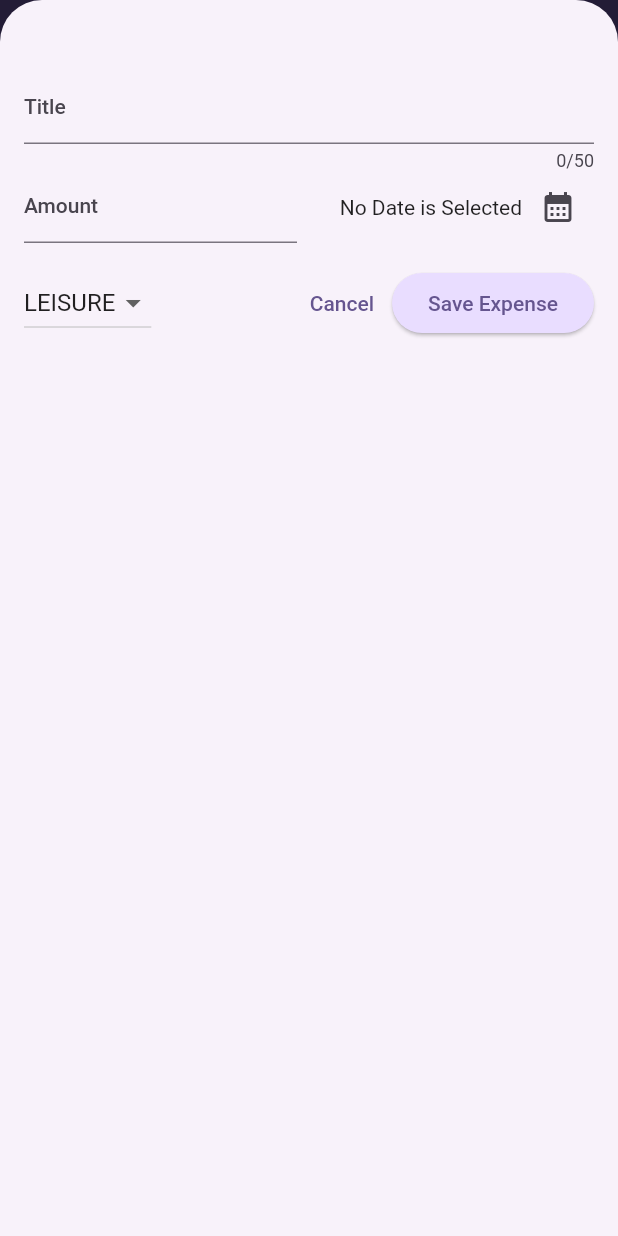
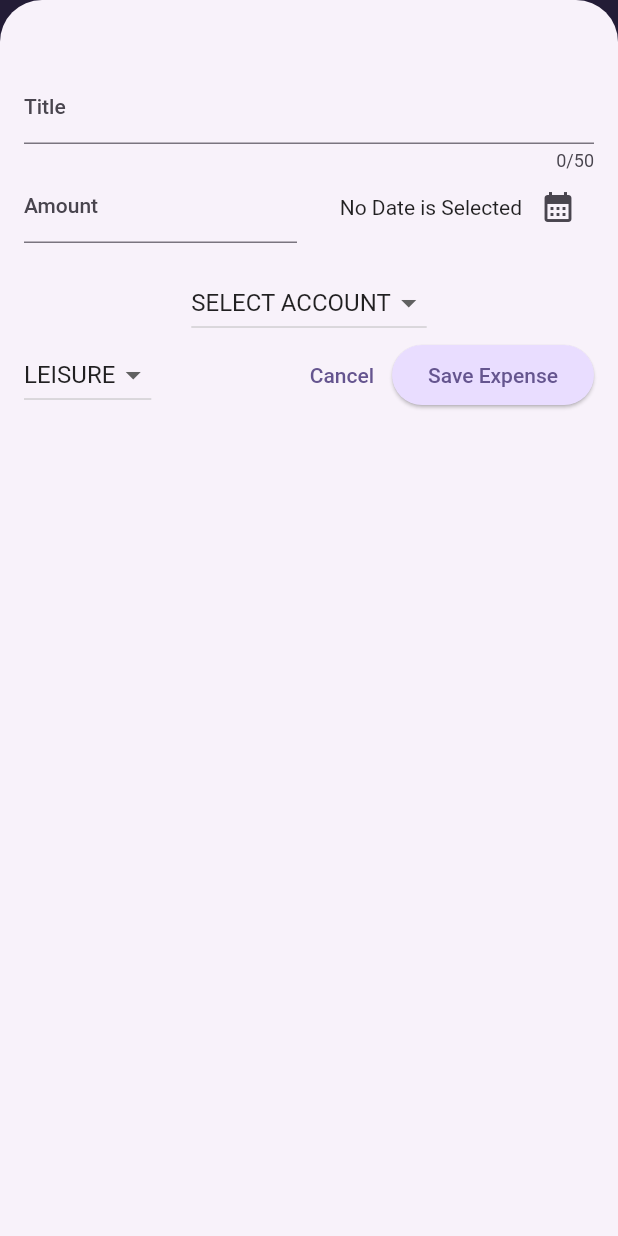
Before and after one commit to Rgada28/expense_tracker, a Flutter app: the screen it shows after launch, after a tap on the "add" icon, on a phone screen of 412 x 824 dp. Run offline on Flutter 3.47's test engine with Material 2 defaults, Android fonts, the phone set to English and light mode, and no system bars; our stand-ins replace flutter_riverpod, sqflite; accounts and stored records are empty.

Commit message:
Fetching transaction data from DB and populating Accounts Data from DB

```diff
--- a/lib/database/db_helper.dart
+++ b/lib/database/db_helper.dart
@@ -1,5 +1,4 @@
 import 'dart:async';
-import 'dart:io';
 
 import 'package:expense_tracker/models/account.dart';
 import 'package:expense_tracker/models/transaction.dart';
@@ -24,7 +23,7 @@ class DbHelper {
         onCreate: (Database db, int version) async {
       await db.execute('''
           CREATE TABLE accounts (
-            id INTEGER PRIMARY KEY,
+            id INTEGER PRIMARY KEY AUTOINCREMENT ,
             name TEXT NOT NULL,
             isLending INTEGER NOT NULL,
             balance REAL
@@ -41,16 +40,24 @@ class DbHelper {
                account_id INTEGER,
                amount REAL,
                FOREIGN KEY (account_id) REFERENCES accounts(account_id))''');
-
-        });
+    });
   }
 
-Future<List<UTransaction>> getAllPersons() async {
-  final db = await database;
-  var response = await db.query("user_transactions");
-  List<UTransaction> list = response.map((c) => UTransaction.fromMap(c)).toList();
-  return list;
-}
+  Future<List<UTransaction>> getAllTransactions() async {
+    final db = await database;
+    var response = await db.query("user_transactions");
+    List<UTransaction> list =
+        response.map((c) => UTransaction.fromMap(c)).toList();
+    return list;
+  }
+
+  Future<List<Account>> getAllAccounts() async {
+    final db = await database;
+    var response = await db.query("accounts");
+    List<Account> list =
+    response.map((c) => Account.fromMap(c)).toList();
+    return list;
+  }
 
   addAccountToDatabase(Account account) async {
     final db = await database;
--- a/lib/models/transaction.dart
+++ b/lib/models/transaction.dart
@@ -1,6 +1,11 @@
+
+import 'package:intl/intl.dart';
+
+DateFormat formatter = DateFormat.yMd();
+
 
 class UTransaction {
-  int transactionId;
+  int? transactionId;
   String merchant;
   String? subMerchant;
   int debit;
@@ -13,8 +18,12 @@ class UTransaction {
   int accountId;
   String modeOfPayment;
 
+  String get formattedDate {
+    return formatter.format(date);
+  }
+
   UTransaction({
-    required this.transactionId,
+    this.transactionId,
     required this.merchant,
     this.subMerchant,
     required this.debit,
@@ -44,19 +53,24 @@ class UTransaction {
     };
   }
 
+  @override
+  String toString() {
+    return 'UTransaction{transactionId: $transactionId, merchant: $merchant, subMerchant: $subMerchant, debit: $debit, amount: $amount, cashback: $cashback, date: $date, ownShare: $ownShare, description: $description, categoryId: $categoryId, accountId: $accountId, modeOfPayment: $modeOfPayment}';
+  }
+
   factory UTransaction.fromMap(Map<String, dynamic> map) {
     return UTransaction(
       transactionId: map['id'],
       merchant: map['merchant'],
       debit: map['debit'],
       amount: map['amount'] as double,
-      cashback: map['cashback'] as double,
+      // cashback: map['cashback'] as double,
       date: DateTime.parse(map['date']),
-      ownShare: map['ownShare'] as double,
-      description: map['description'],
-      categoryId: map['categoryId'],
-      accountId: map['accountId'],
-      modeOfPayment: map['modeOfPayment'],
+      // ownShare: map['ownShare'] as double,
+      // description: map['description'],
+      categoryId: map['category_id'],
+      accountId: map['account_id'],
+      modeOfPayment: map['mode_of_payment'],
     );
   }
 }
--- a/lib/widgets/expenses.dart
+++ b/lib/widgets/expenses.dart
@@ -1,13 +1,9 @@
 import 'package:expense_tracker/provider/expenses_provider.dart';
-import 'package:expense_tracker/provider/transactions_provider.dart';
-import 'package:expense_tracker/screens/add_new_transaction_screen.dart';
-import 'package:expense_tracker/screens/transactions_list.dart';
 import 'package:expense_tracker/widgets/chart/chart.dart';
+import 'package:expense_tracker/widgets/expenses_list/expense_list.dart';
 import 'package:expense_tracker/widgets/new_expense.dart';
 import 'package:flutter/material.dart';
 import 'package:flutter_riverpod/flutter_riverpod.dart';
-
-import 'expenses_list/expense_list.dart';
 
 class Expenses extends ConsumerWidget {
   const Expenses({super.key});
@@ -47,29 +43,27 @@ class Expenses extends ConsumerWidget {
           ? Column(
               children: [
                 Chart(expenses: ref.watch(expensesProvider)),
-                Expanded(
-                    child: ref.watch(expensesProvider).isEmpty
-                        ? mainContent
-                        : TransactionList(
-                            transactions: ref.watch(transactionsProvider))
-                    // ExpenseList(
-                    //     expenses: ref.watch(expensesProvider),
-                    //   ),
-                    ),
+                const Expanded(
+                  child:
+                  // ref.watch(expensesProvider).isEmpty
+                  //     ? mainContent
+                      // : TransactionList(
+                      //     transactions: ref.watch(transactionsProvider))
+                       ExpenseList(),
+                ),
               ],
             )
           : Row(
               children: [
                 Expanded(child: Chart(expenses: ref.watch(expensesProvider))),
-                Expanded(
-                    child: ref.watch(expensesProvider).isEmpty
-                        ? mainContent
-                        : TransactionList(
-                            transactions: ref.watch(transactionsProvider))
-                    // ExpenseList(
-                    //     expenses: ref.watch(expensesProvider),
-                    //   ),
-                    ),
+                const Expanded(
+                  child:
+                  // ref.watch(expensesProvider).isEmpty
+                  //     ? mainContent
+                      // : TransactionList(
+                      //     transactions: ref.watch(transactionsProvider))
+                      ExpenseList(),
+                ),
               ],
             ),
     );
--- a/lib/widgets/expenses_list/expense_list.dart
+++ b/lib/widgets/expenses_list/expense_list.dart
@@ -1,30 +1,31 @@
 import 'package:expense_tracker/database/db_helper.dart';
-import 'package:expense_tracker/models/expense.dart';
-import 'package:expense_tracker/provider/expenses_provider.dart';
+import 'package:expense_tracker/models/transaction.dart';
 import 'package:expense_tracker/widgets/expenses_list/expense_item.dart';
 import 'package:flutter/material.dart';
 import 'package:flutter_riverpod/flutter_riverpod.dart';
 
-import '../../models/transaction.dart';
-
 class ExpenseList extends ConsumerStatefulWidget {
-  const ExpenseList({super.key, required this.expenses});
-  final List<Expense> expenses;
+  const ExpenseList({super.key});
   @override
   ConsumerState<ExpenseList> createState() => _ExpenseListState();
 }
 
 class _ExpenseListState extends ConsumerState<ExpenseList> {
+  List<UTransaction> transactions = [];
 
-  Future<List<UTransaction>> fetchTransactions()async{
-
-    List<UTransaction> transactions = await DbHelper.db.getAllPersons();
-    widget.expenses.clear();
-    widget.expenses.addAll(transactions.map((e) => Expense(title: e.merchant, amount: e.amount, date: e.date, category: Category.food)));
+  Future<List<UTransaction>> fetchTransactions() async {
+    transactions = await DbHelper.db.getAllTransactions();
+    print(transactions.length);
+    print(transactions);
     return transactions;
   }
+
   @override
   Widget build(BuildContext context) {
+    return FutureBuilder(
+      future: fetchTransactions(),
+      builder:  (context, snapshot) {
+        if(snapshot.hasData){
          return ListView.builder(
             itemBuilder: (ctx, index) => Dismissible(
               background: Container(
@@ -33,8 +34,8 @@ class _ExpenseListState extends ConsumerState<ExpenseList> {
                     horizontal: Theme.of(context).cardTheme.margin!.horizontal),
               ),
               onDismissed: (direction) {
-          final expenseToRemove = widget.expenses[index];
-          ref.read(expensesProvider.notifier).removeExpense(expenseToRemove.id);
+                final expenseToRemove = transactions[index];
+                // ref.read(expensesProvider.notifier).removeExpense(expenseToRemove!.transactionId);
 
                 ScaffoldMessenger.of(ctx).clearSnackBars();
 
@@ -45,18 +46,30 @@ class _ExpenseListState extends ConsumerState<ExpenseList> {
                     action: SnackBarAction(
                       label: "Undo",
                       onPressed: () {
-                  ref
-                      .read(expensesProvider.notifier)
-                      .addExpenseAt(index, expenseToRemove);
+                        // ref
+                        //     .read(expensesProvider.notifier)
+                        //     .addExpenseAt(index, expenseToRemove);
                       },
                     ),
                   ),
                 );
               },
               key: UniqueKey(),
-        child: ExpenseItem(widget.expenses[index]),
+              child: ExpenseItem(transactions[index]),
             ),
-      itemCount: widget.expenses.length,
+            itemCount: transactions.length,
+          );
+        }
+        if(snapshot.connectionState == ConnectionState.waiting){
+          return const Center(
+            child: Text("Fetching Data"),
+          );
+        }
+        return const Center(
+          child: Text("No Transactions"),
+        );
+      },
+
     );
   }
 }
--- a/lib/widgets/new_expense.dart
+++ b/lib/widgets/new_expense.dart
@@ -5,9 +5,6 @@ import 'package:expense_tracker/models/transaction.dart';
 import 'package:expense_tracker/provider/expenses_provider.dart';
 import 'package:flutter/material.dart';
 import 'package:flutter_riverpod/flutter_riverpod.dart';
-import 'package:path/path.dart' as path;
-import 'package:sqflite/sqflite.dart' as sql;
-import 'package:uuid/uuid.dart';
 
 class NewExpense extends ConsumerStatefulWidget {
   const NewExpense({super.key});
@@ -21,6 +18,20 @@ class _NewExpenseState extends ConsumerState<NewExpense> {
   final _amountController = TextEditingController();
   DateTime? _selectedDate;
   Category _selectedCategory = Category.leisure;
+ final List<Account> accounts =[];
+ late Account _selectedAccount;
+
+
+  @override
+  void initState() {
+    super.initState();
+    _selectedAccount = Account( id: -1, name: "Select Account", isLending: 0, balance: 0);
+    accounts.add(_selectedAccount);
+    populateAccountsDropDownMenu();
+  }
+  void populateAccountsDropDownMenu() async{
+    accounts.addAll(await DbHelper.db.getAllAccounts());
+  }
 
   void _presentDatePicker() async {
     final now = DateTime.now();
@@ -38,14 +49,14 @@ class _NewExpenseState extends ConsumerState<NewExpense> {
     final amountIsValid = enteredAmount == null || enteredAmount < 0;
     if (_titleController.text.trim().isEmpty ||
         amountIsValid ||
-        _selectedDate == null) {
+        _selectedDate == null || _selectedAccount!=null || _selectedAccount!.id!>=0) {
       showDialog(
           context: context,
           builder: (ctx) {
             return AlertDialog(
               title: const Text("Invalid Input"),
               content: const Text(
-                  "Please make sure a valid Title, Amount or Date has been entered"),
+                  "Please make sure a valid Title, Amount or Date has been entered or an Account has been selected"),
               actions: [
                 TextButton(
                     onPressed: () {
@@ -57,8 +68,16 @@ class _NewExpenseState extends ConsumerState<NewExpense> {
           });
       return;
     }
-    DbHelper.db.addAccountToDatabase(Account(id: 1, name: "HDFC", isLending: 0, balance: 4000));
-    DbHelper.db.addTransactionToDatabase(UTransaction(transactionId: 1, merchant: "Test", debit: 1, amount: enteredAmount, date: _selectedDate!, categoryId: 1, accountId: 1, modeOfPayment: "UPI"));
+    DbHelper.db.addAccountToDatabase(
+        Account(name: "HDFC", isLending: 0, balance: 4000));
+    DbHelper.db.addTransactionToDatabase(UTransaction(
+        merchant: _titleController.text.trim(),
+        debit: 1,
+        amount: enteredAmount,
+        date: _selectedDate!,
+        categoryId: 1,
+        accountId: 1,
+        modeOfPayment: "UPI"));
     ref.watch(expensesProvider.notifier).addExpense(Expense(
         title: _titleController.text.trim(),
         amount: enteredAmount,
@@ -203,6 +222,7 @@ class _NewExpenseState extends ConsumerState<NewExpense> {
                   if (width >= 600)
                     Row(
                       children: [
+                        //TODO place accounts drop down here
                         const Spacer(),
                         TextButton(
                             onPressed: () {
@@ -216,6 +236,27 @@ class _NewExpenseState extends ConsumerState<NewExpense> {
                       ],
                     )
                   else
+                    Column(
+                      children: [
+                        DropdownButton(
+                            value: _selectedAccount,
+                            items: accounts
+                                .map(
+                                  (account) => DropdownMenuItem(
+                                value: account,
+                                child: Text(
+                                  account.name.toUpperCase(),
+                                ),
+                              ),
+                            )
+                                .toList(),
+                            onChanged: (value) {
+                              if (value != null) {
+                                setState(() {
+                                  _selectedAccount = value;
+                                });
+                              }
+                            }),
                         Row(
                           children: [
                             DropdownButton(
@@ -248,6 +289,8 @@ class _NewExpenseState extends ConsumerState<NewExpense> {
                               child: const Text("Save Expense"),
                             ),
                           ],
+                        ),
+                      ],
                     )
                 ],
               ),
```
Also changed, not shown: lib/models/account.dart (+53 -59 lines), lib/screens/add_new_transaction_screen.dart (+25 -24 lines), lib/widgets/expenses_list/expense_item.dart (+12 -12 lines), pubspec.lock, 7 other files. Lines whose indentation alone changed are shown as unchanged.
